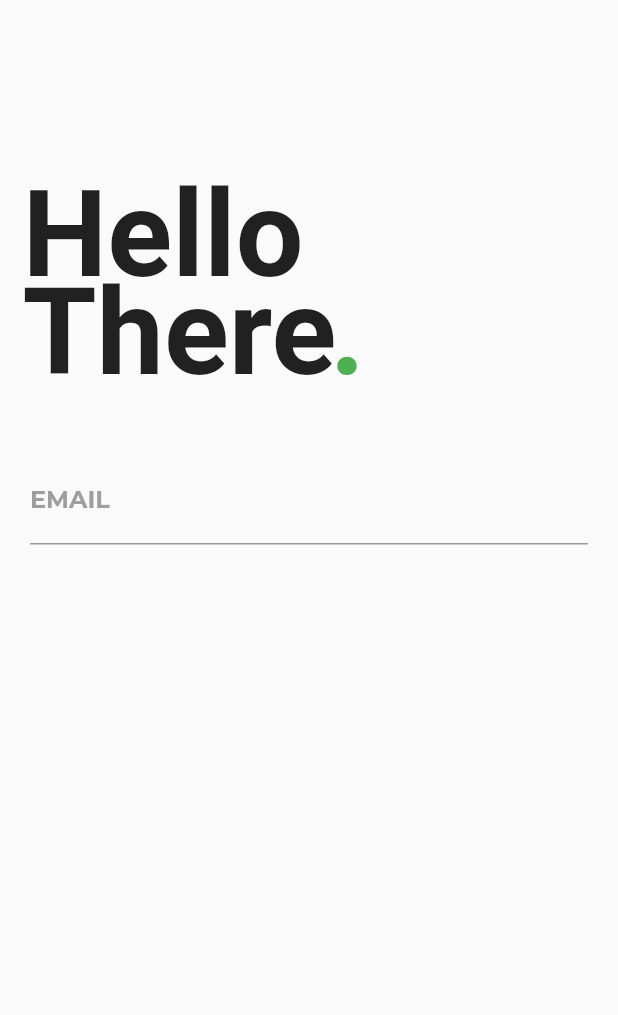
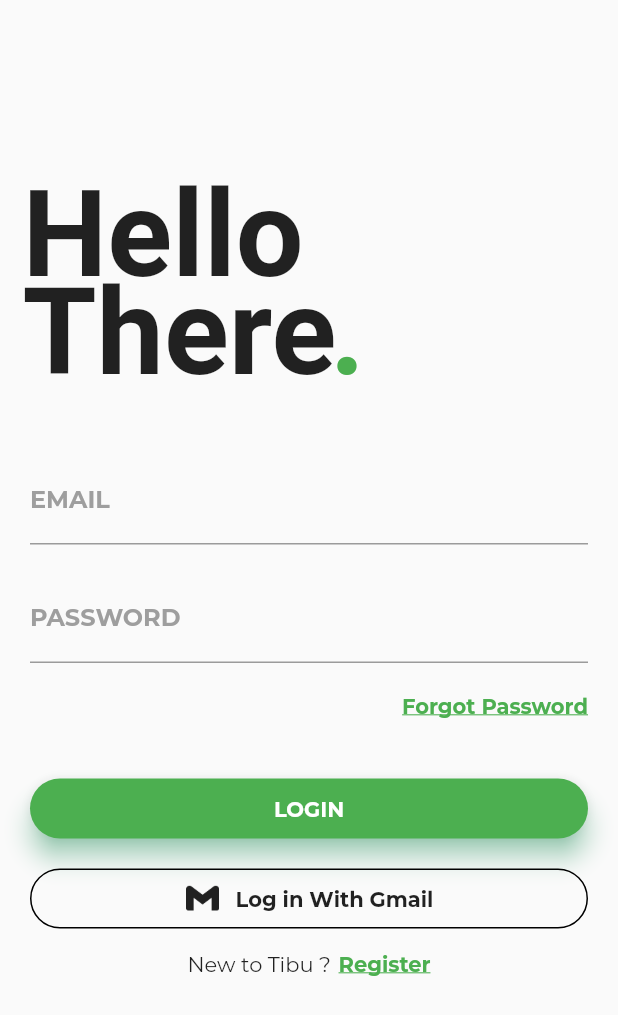
Before and after one commit to BlackpearlJack/tibuexample, a Flutter app: the screen it shows after launch, on a phone screen of 412 x 824 dp. Shown: the top 1015 px of the screen. Run offline on Flutter 3.47's test engine with Material 2 defaults, Android fonts, the phone set to English and light mode, and no system bars; project files that could hold a hidden picture were left out.

Commit message:
login and signup complete

```diff
--- a/lib/main.dart
+++ b/lib/main.dart
@@ -1,11 +1,12 @@
 import 'package:flutter/cupertino.dart';
 import 'package:flutter/material.dart';
+import 'package:flutter_app/signup.dart';
 
 
 
 void main() => runApp(MaterialApp(
-  home: MyAPP(),
-));
+  home: MyAPP()),
+);
 
 
 
@@ -14,6 +15,9 @@ class MyAPP extends StatelessWidget {
   Widget build(BuildContext context) {
     return MaterialApp(
       debugShowCheckedModeBanner: false,
+      routes: <String, WidgetBuilder>{
+        '/signup': (BuildContext context) => new SignupPage()
+      },
       home: new MyHomePage(),
     );
   }
@@ -28,6 +32,7 @@ class _MyHomePageState extends State<MyHomePage> {
   @override
   Widget build(BuildContext context) {
     return new Scaffold(
+      resizeToAvoidBottomInset: false,
       body: Column(
         crossAxisAlignment: CrossAxisAlignment.start,
         children: <Widget>[
@@ -81,8 +86,121 @@ class _MyHomePageState extends State<MyHomePage> {
                     ),
                   ),
                 ),
+                SizedBox(height: 20.0,),
+                TextField(
+                  decoration: InputDecoration(
+                    labelText: 'PASSWORD',
+                    labelStyle: TextStyle(
+                      fontFamily: 'Montserrat',
+                      fontWeight: FontWeight.bold,
+                      color: Colors.grey,
+                    ),
+                    focusedBorder: UnderlineInputBorder(
+                      borderSide: BorderSide(color: Colors.green),
+                    ),
+                  ),
+                  obscureText: true,
+                ),
+                SizedBox(height: 5.0,),
+                Container(
+                  alignment: Alignment(1.0,0.0),
+                  padding: EdgeInsets.only(top: 15.0, left: 20.0),
+                  child: InkWell(
+                    child: Text('Forgot Password',
+                    style: TextStyle(
+                      color: Colors.green,
+                      fontWeight: FontWeight.bold,
+                      fontFamily: 'Montserrat',
+                      decoration: TextDecoration.underline
+                    ),
+                    ),
+                  ),
+                ),
+                SizedBox(height: 40.0,),
+                Container(
+                  height: 40.0,
+                  child: Material(
+                    borderRadius: BorderRadius.circular(20.0),
+                    shadowColor: Colors.greenAccent,
+                    color: Colors.green,
+                    elevation: 7.0,
+                    child: GestureDetector(
+                      onTap: () {},
+                      child: Center(
+                        child: Text(
+                          'LOGIN',
+                          style: TextStyle(
+                            color: Colors.white,
+                            fontWeight: FontWeight.bold,
+                            fontFamily: 'Montserrat',
+                          ),
+                        ),
+                      ),
+                    ),
+                  ),
+                ),
+                SizedBox(height: 20.0,),
+                Container(
+                  height: 40.0,
+                  color: Colors.transparent,
+                  child: Container(
+                    decoration: BoxDecoration(
+                      border: Border.all(
+                        color: Colors.black,
+                        style: BorderStyle.solid,
+                        width: 1.0,
+                      ),
+                      color: Colors.transparent,
+                      borderRadius: BorderRadius.circular(20.0)
+                    ),
+                    child: Row(
+                      mainAxisAlignment: MainAxisAlignment.center,
+                    children: <Widget>[
+                      Center(
+                        child: ImageIcon(
+                          AssetImage('assets/images/gmail.png'),
+                        ),
+                      ),
+                      SizedBox(width: 10.0,),
+                      Center(
+                        child: Text(
+                          'Log in With Gmail',
+                        style: TextStyle(
+                          fontWeight: FontWeight.bold,
+                          fontFamily: 'Montserrat',
+                        ),),
+                      ),
+                    ],
+                    ),
+                  ),
+                ),
               ],
             ),
+          ),
+          SizedBox(height: 15.0,),
+          Row(
+            mainAxisAlignment: MainAxisAlignment.center,
+            children: <Widget>[
+              Text('New to Tibu ?',
+              style: TextStyle(
+                fontFamily: 'Montserrat',
+              ),
+              ),
+              SizedBox(width: 5.0,),
+              InkWell(
+                onTap: () {
+                  Navigator.of(context).pushNamed('/signup');
+                },
+                child: Text('Register',
+                  style: TextStyle(
+                      color: Colors.green,
+                      fontWeight: FontWeight.bold,
+                      fontFamily: 'Montserrat',
+                      decoration: TextDecoration.underline
+                  ),
+                ),
+              ),
+            ],
           ),
         ],
       ),
--- a/lib/profile/body.dart
+++ b/lib/profile/body.dart
@@ -1,5 +1,6 @@
 import 'package:flutter/material.dart';
-import 'file:///G:/Project/tibuexample/lib/profile/profile_pic.dart';
+import 'package:flutter_app/profile/profile_pic.dart';
+
 
 class Body extends StatelessWidget {
   @override
```
Also changed, not shown: lib/signup.dart (+153 -0 lines), assets/images/facebook.png (added), assets/images/gmail.png (added).
